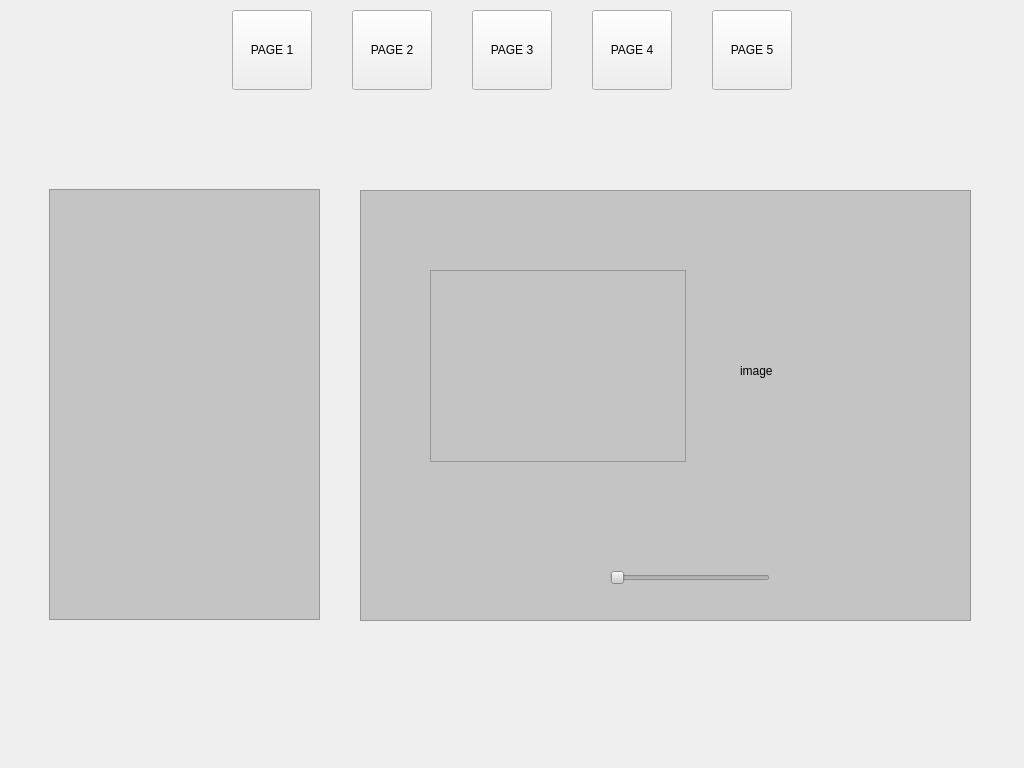
Qt form forms/MainWindow.ui (tigerjpg/cybersecurity) before a commit.
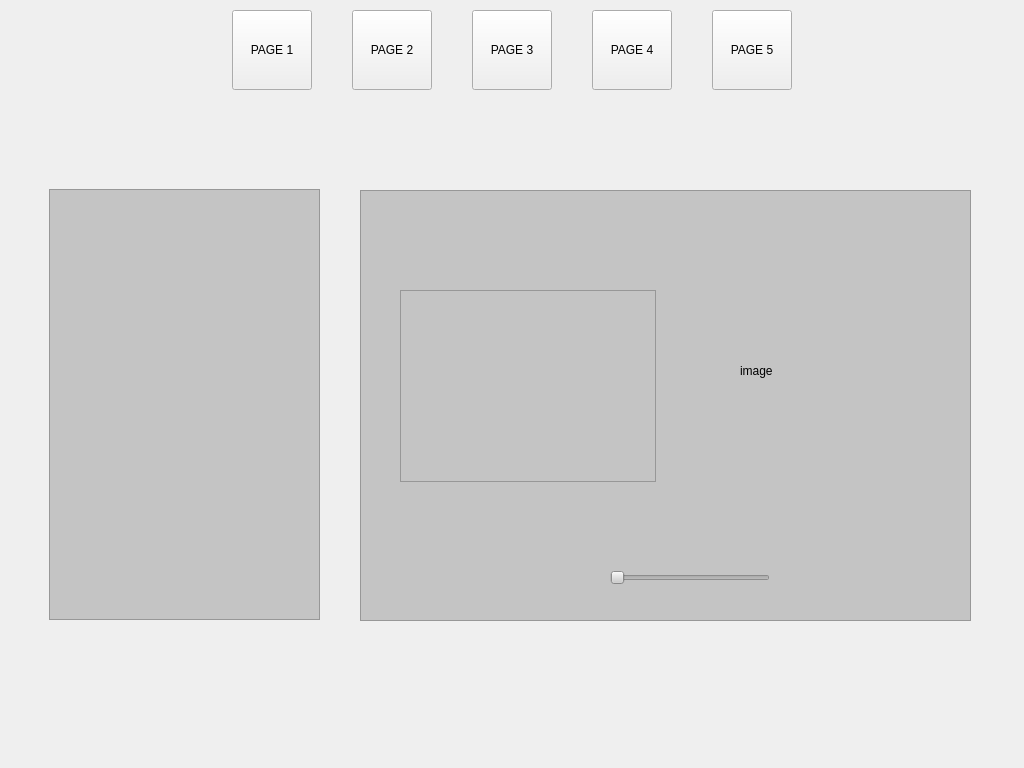
The same form after that commit. Custom widgets are drawn as their Qt base class.

```diff
--- a/forms/MainWindow.ui
+++ b/forms/MainWindow.ui
@@ -550,8 +550,8 @@
       <widget class="QTextBrowser" name="testimonial_text">
        <property name="geometry">
         <rect>
-         <x>70</x>
-         <y>80</y>
+         <x>40</x>
+         <y>100</y>
          <width>256</width>
          <height>192</height>
         </rect>
```
